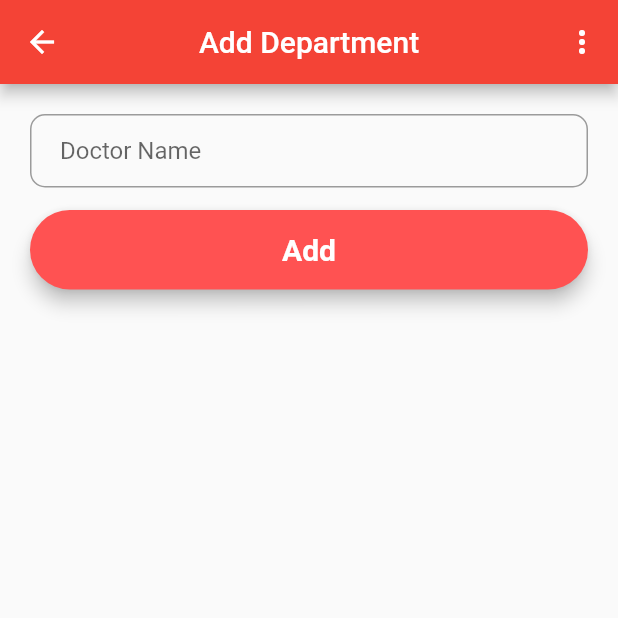
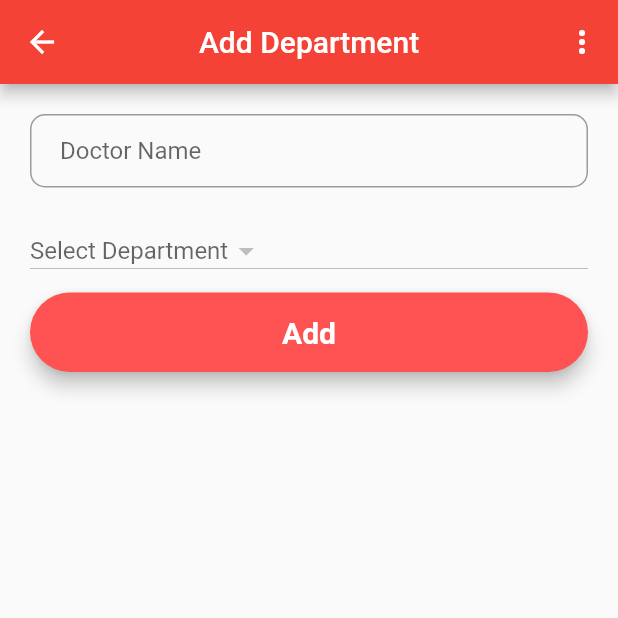
Before and after one commit to livesarathvakumar/Hospital_Queue_System_Patients, a Flutter app: the AddDoctor screen opened directly, on a phone screen of 412 x 824 dp, the top half of it. Run offline on Flutter 3.47's test engine with Material 2 defaults, Android fonts, the phone set to English and light mode, and no system bars; our stand-ins replace cloud_firestore, firebase_auth, firebase_core, fluttertoast, font_awesome_flutter; accounts and stored records are empty.

Commit message:
Admin part patient,departments and doctor add delete completed

```diff
--- a/doctor_patient/lib/model/doctor_model.dart
+++ b/doctor_patient/lib/model/doctor_model.dart
@@ -3,14 +3,21 @@ import 'dart:convert';
 class DoctorModel {
   String id;
   String? firstName;
+  String? departmentId;
 
   DoctorModel({
     this.id = '',
     this.firstName,
+    this.departmentId,
   });
 
   // sending data to our server
   Map<String, dynamic> toJson() {
-    return {'id': id, 'firstName': firstName, 'role': 'doctor'};
+    return {
+      'id': id,
+      'firstName': firstName,
+      'role': 'doctor',
+      'departmentId': departmentId
+    };
   }
 }
--- a/doctor_patient/lib/screen/add_doctor_screen.dart
+++ b/doctor_patient/lib/screen/add_doctor_screen.dart
@@ -30,10 +30,9 @@ class _AddDoctorState extends State<AddDoctor> {
   // string for displaying the error Message
   String? errorMessage;
 
-  List<String> _accountType = <String>[
-    'Physco',
-    'ENT',
-  ];
+  var _category, dropDown;
+
+  get shopId => null;
 
   @override
   Widget build(BuildContext context) {
@@ -69,8 +68,9 @@ class _AddDoctorState extends State<AddDoctor> {
           padding: EdgeInsets.fromLTRB(20, 15, 20, 15),
           minWidth: MediaQuery.of(context).size.width,
           onPressed: () {
-            final department = DoctorModel(firstName: doctorController.text);
-            createDepartment(department);
+            final department = DoctorModel(
+                firstName: doctorController.text, departmentId: _category);
+            createDoctor(department);
           },
           child: Text(
             "Add",
@@ -104,31 +104,64 @@ class _AddDoctorState extends State<AddDoctor> {
         body: Center(
             child: Padding(
                 padding: EdgeInsets.all(20),
-          child: Column(
-            children: <Widget>[
+                child: Column(children: <Widget>[
                   departmentField,
                   SizedBox(
                     height: 15,
                   ),
-              addButton,
                   SizedBox(
                     height: 15,
                   ),
-              Row()
+                  Center(
+                      child: StreamBuilder<QuerySnapshot>(
+                          stream: FirebaseFirestore.instance
+                              .collection('departments')
+                              .snapshots(),
+                          builder: (context, snapshot) {
+                            if (!snapshot.hasData) return Text('error');
+
+                            return Container(
+                              padding: EdgeInsets.only(bottom: 16.0),
+                              child: Row(
+                                children: <Widget>[
+                                  Expanded(
+                                    flex: 6,
+                                    child: DropdownButton<String>(
+                                      value: shopId,
+                                      isDense: true,
+                                      onChanged: (String? newValue) {
+                                        setState(() {
+                                          _category = newValue;
+                                          dropDown = false;
+                                          print(_category);
+                                        });
+                                      },
+                                      hint: Text('Select Department'),
+                                      items: snapshot.data!.docs
+                                          .map((DocumentSnapshot document) {
+                                        //print(document.id);
+                                        return DropdownMenuItem<String>(
+                                          value: document.id,
+                                          child: Text(document['name']),
+                                        );
+                                      }).toList(),
+                                    ),
+                                  ),
                                 ],
                               ),
-        ),
-      ),
                             );
+                          })),
+                  addButton,
+                ]))));
   }
 
-  Future createDepartment(DoctorModel department) async {
+  Future createDoctor(DoctorModel department) async {
     final deparmentCollection =
         FirebaseFirestore.instance.collection('users').doc();
     department.id = deparmentCollection.id;
     final json = department.toJson();
     await deparmentCollection.set(json);
-    Fluttertoast.showToast(msg: "Department Created Successfully!");
+    Fluttertoast.showToast(msg: "Docter Created Successfully!");
 
     Navigator.pushAndRemoveUntil(
         (context),
--- a/doctor_patient/lib/screen/splash_screen.dart
+++ b/doctor_patient/lib/screen/splash_screen.dart
@@ -52,7 +52,7 @@ class _SplashScreenState extends State<SplashScreen> {
         child: Column(
           mainAxisAlignment: MainAxisAlignment.center,
           children: [
-            Text('Welcome'),
+            Text('Welcome spalsh'),
           ],
         ),
       ),
```
Also changed, not shown: doctor_patient/lib/screen/departments_list_screen.dart (+9 -2 lines), doctor_patient/lib/screen/doctors_list_screen.dart (+14 -3 lines), doctor_patient/lib/screen/patient_home_screen.dart (+46 -3 lines), doctor_patient/lib/screen/patients_list_screen.dart (+14 -2 lines). Lines whose indentation alone changed are shown as unchanged.
